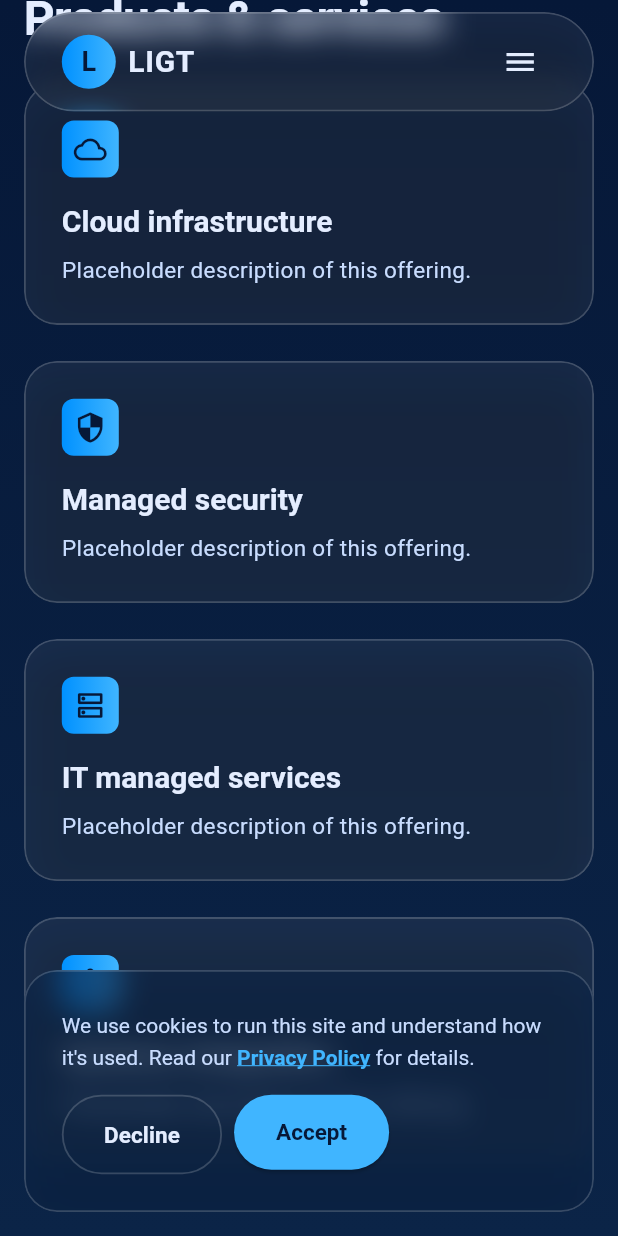
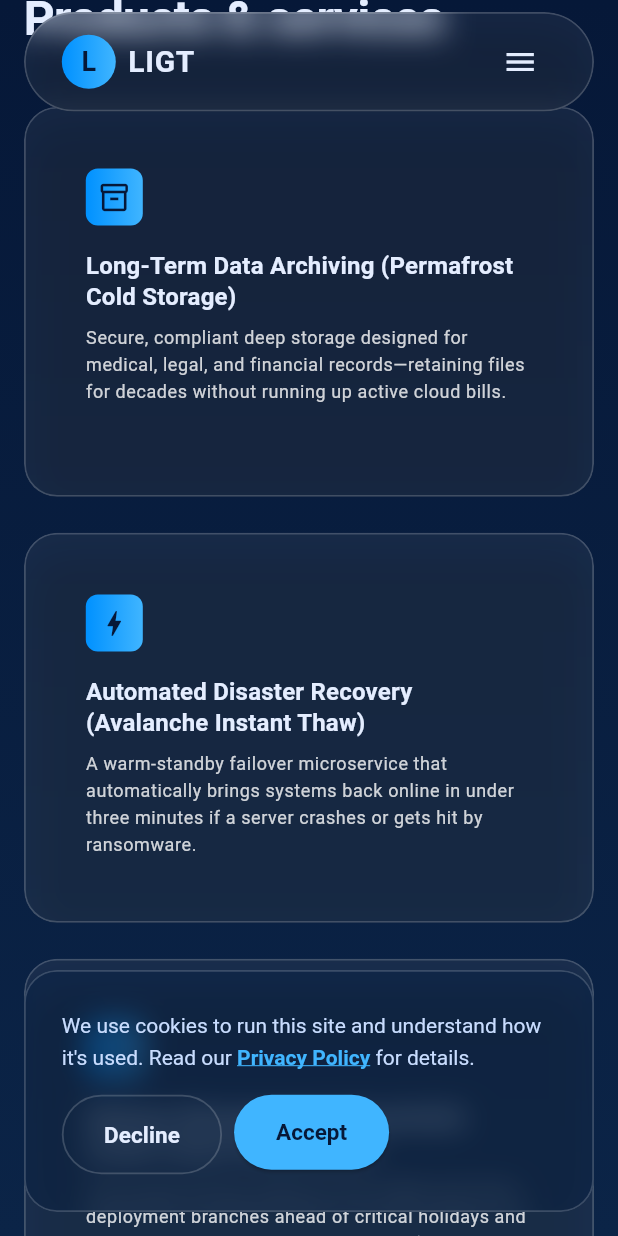
Before and after one commit to Eydriyelll/LetITGo_Technologies_clone, a Flutter app: the screen it shows after launch, scrolled down 3456 dp, on a phone screen of 412 x 824 dp. Run offline on Flutter 3.47's test engine with Material 3 defaults, Android fonts, the phone set to English and light mode, and no system bars; our stand-ins replace go_router, shared_preferences; Roboto replaces fonts that are missing (ClashDisplay, GeneralSans).

Commit message:
update products

```diff
--- a/analysis_options.yaml
+++ b/analysis_options.yaml
@@ -7,6 +7,15 @@
 
 # The following line activates a set of recommended lints for Flutter apps,
 # packages, and plugins designed to encourage good coding practices.
+analyzer:
+  exclude:
+    - build/**
+    - android/**
+    - ios/**
+    - web/**
+    - windows/**
+    - macos/**
+    - linux/**
 include: package:flutter_lints/flutter.yaml
 
 linter:
--- a/lib/sections/products_services_section.dart
+++ b/lib/sections/products_services_section.dart
@@ -10,15 +10,30 @@ class _Offering {
   const _Offering(this.icon, this.title, this.description);
 }
 
-/// TODO: [Content Dev] Replace with the 4 real product/service offerings.
 class ProductsServicesSection extends StatelessWidget {
   const ProductsServicesSection({super.key});
 
   static const _offerings = <_Offering>[
-    _Offering(Icons.cloud_outlined, 'Cloud infrastructure', 'Placeholder description of this offering.'),
-    _Offering(Icons.security_outlined, 'Managed security', 'Placeholder description of this offering.'),
-    _Offering(Icons.dns_outlined, 'IT managed services', 'Placeholder description of this offering.'),
-    _Offering(Icons.integration_instructions_outlined, 'Systems integration', 'Placeholder description of this offering.'),
+    _Offering(
+      Icons.inventory_2_outlined,
+      'Long-Term Data Archiving (Permafrost Cold Storage)',
+      'Secure, compliant deep storage designed for medical, legal, and financial records—retaining files for decades without running up active cloud bills.',
+    ),
+    _Offering(
+      Icons.bolt_outlined,
+      'Automated Disaster Recovery (Avalanche Instant Thaw)',
+      'A warm-standby failover microservice that automatically brings systems back online in under three minutes if a server crashes or gets hit by ransomware.',
+    ),
+    _Offering(
+      Icons.lock_clock_outlined,
+      'Release Management & Guardrails (Code Freeze Automation)',
+      'Automated DevOps pipelines that safely lock down deployment branches ahead of critical holidays and major launches to stop unvetted code from breaking production.',
+    ),
+    _Offering(
+      Icons.thermostat_outlined,
+      'Infrastructure Health & Diagnostics (Sub-Zero Audits)',
+      'Direct thermal profiling and performance tuning for server racks and data rooms to stop hardware throttling and cut power costs.',
+    ),
   ];
 
   @override
@@ -35,17 +50,35 @@ class ProductsServicesSection extends StatelessWidget {
       child: Column(
         crossAxisAlignment: CrossAxisAlignment.start,
         children: [
-          Text('Products & services', style: Theme.of(context).textTheme.headlineLarge),
-          const SizedBox(height: AppSpacing.lg),
+          Text(
+            'Products & services',
+            style: Theme.of(context).textTheme.headlineLarge,
+          ),
+          const SizedBox(height: AppSpacing.xl),
           LayoutBuilder(
             builder: (context, constraints) {
               const gap = AppSpacing.lg;
-              final cardWidth = (constraints.maxWidth - gap * (columns - 1)) / columns;
+              final cardWidth =
+                  (constraints.maxWidth - gap * (columns - 1)) / columns;
+
+              // Uniform height: Desktop & tablet need sufficient vertical room for longer titles
+              final double cardHeight = AppBreakpoints.isDesktop(width)
+                  ? 340.0
+                  : AppBreakpoints.isTablet(width)
+                      ? 300.0
+                      : 260.0;
+
               return Wrap(
                 spacing: gap,
                 runSpacing: gap,
                 children: _offerings
-                    .map((o) => SizedBox(width: cardWidth, child: _OfferingCard(item: o)))
+                    .map(
+                      (o) => SizedBox(
+                        width: cardWidth,
+                        height: cardHeight,
+                        child: _OfferingCard(item: o),
+                      ),
+                    )
                     .toList(),
               );
             },
@@ -67,11 +100,12 @@ class _OfferingCard extends StatelessWidget {
       button: true,
       child: GlassCard(
         onTap: () {
-          // TODO: [Dev] Link to a dedicated service detail route/section.
+
         },
+        child: Padding(
+          padding: const EdgeInsets.all(AppSpacing.md),
           child: Column(
             crossAxisAlignment: CrossAxisAlignment.start,
-          mainAxisSize: MainAxisSize.min,
             children: [
               Container(
                 padding: const EdgeInsets.all(AppSpacing.sm),
@@ -82,10 +116,28 @@ class _OfferingCard extends StatelessWidget {
                 child: Icon(item.icon, color: AppColors.abyssDark, size: 22),
               ),
               const SizedBox(height: AppSpacing.md),
-            Text(item.title, style: Theme.of(context).textTheme.titleLarge),
+              Text(
+                item.title,
+                style: Theme.of(context).textTheme.titleMedium?.copyWith(
+                      fontWeight: FontWeight.w600,
+                      height: 1.3,
+                    ),
+                maxLines: 3,
+                overflow: TextOverflow.ellipsis,
+              ),
               const SizedBox(height: AppSpacing.sm),
-            Text(item.description, style: Theme.of(context).textTheme.bodyMedium),
+              Expanded(
+                child: Text(
+                  item.description,
+                  style: Theme.of(context).textTheme.bodySmall?.copyWith(
+                        color: Colors.white.withValues(alpha: 0.8),
+                        height: 1.5,
+                      ),
+                  overflow: TextOverflow.fade,
+                ),
+              ),
             ],
+          ),
         ),
       ),
     );
```
Lines whose indentation alone changed are shown as unchanged.
